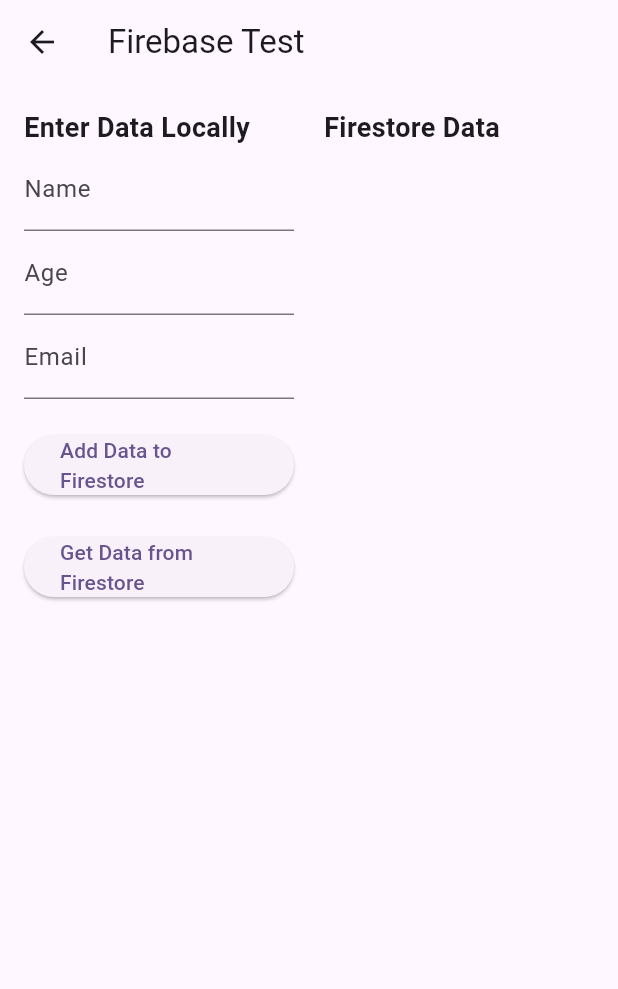
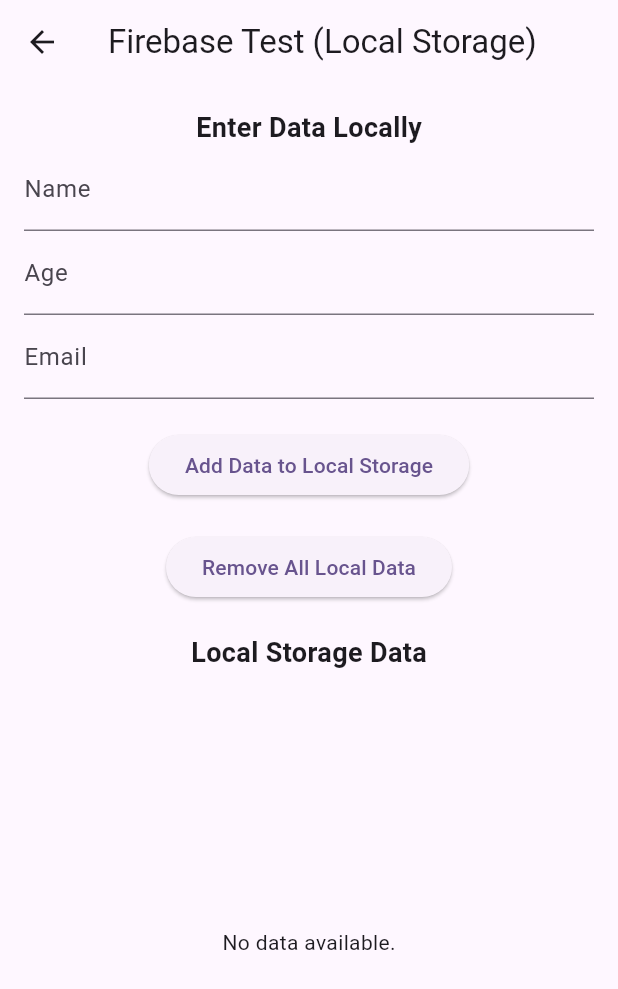
Before and after one commit to dangas2324/Pioneer-Senior-Project, a Flutter app: the FirebaseTest screen opened by its route, on a phone screen of 412 x 824 dp. Shown: the top 989 px of the screen. Run offline on Flutter 3.47's test engine with Material 3 defaults, Android fonts, the phone set to English and light mode, and no system bars; our stand-ins replace firebase_core, popover, shared_preferences; accounts and stored records are empty.

Commit message:
Local storage used

```diff
--- a/app/lib/screens/firebase_test.dart
+++ b/app/lib/screens/firebase_test.dart
@@ -1,10 +1,12 @@
-import 'package:cloud_firestore/cloud_firestore.dart';
 import 'package:flutter/material.dart';
+import 'package:shared_preferences/shared_preferences.dart';
+import 'dart:convert';
 
+// All logging should be removed after dry run presentation
 class FirebaseTest extends StatefulWidget {
   const FirebaseTest({super.key});
 
-  @override
+  @override //Create instance of this page for database testing
   _FirebaseTestState createState() => _FirebaseTestState();
 }
 
@@ -13,62 +15,104 @@ class _FirebaseTestState extends State<FirebaseTest> {
   final TextEditingController _ageController = TextEditingController();
   final TextEditingController _emailController = TextEditingController();
 
-  final CollectionReference users = FirebaseFirestore.instance.collection('users');
+  List<Map<String, dynamic>> _userData = []; //How data is referenced
+  bool _isLoading = false; //If the adding data is taking a while, a loading img will replace the button
 
-  // To store fetched user data
-  List<Map<String, dynamic>> _userData = [];
+  @override
+  void initState() {
+    super.initState();
+    _loadData(); // Load data when the app starts
+  }
 
-  // Add data to Firestore
+  //Add the data to the database
   Future<void> addData() async {
-    try {
-      await users.add({
-        'name': _nameController.text,
-        'age': int.tryParse(_ageController.text) ?? 0,
-        'email': _emailController.text,
+    final name = _nameController.text;
+    final age = int.tryParse(_ageController.text) ?? 0;
+    final email = _emailController.text;
+
+    if (name.isNotEmpty && email.isNotEmpty) {
+      setState(() {
+        _isLoading = true;
       });
+
+      print('Adding new data: name=$name, age=$age, email=$email');      // Log before adding new data
+
+      // Retrieve the current data to append new data to it
+      await _loadData();
+      final newUser = {'name': name, 'age': age, 'email': email};
+      _userData.add(newUser);
+
+      print('Data to save: $_userData');      // Log the data before saving it
+
+      // Save updated data
+      await _saveData();
+
+      // Clear input fields
       _nameController.clear();
       _ageController.clear();
       _emailController.clear();
-    } catch (e) {
-      print('Error adding data: $e');
+
+      setState(() {
+        _isLoading = false;
+      });
     }
   }
 
-  // Retrieve data from Firestore (called when the button is pressed)
-  Future<void> fetchData() async {
-    try {
-      QuerySnapshot snapshot = await users.get();
+  Future<void> _saveData() async {
+    final prefs = await SharedPreferences.getInstance();
+    final userDataJson = jsonEncode(_userData);
+
+    print('Saving data to SharedPreferences: $userDataJson');    // Log before saving
+
+    await prefs.setString('userData', userDataJson); //Stores JSON data under 'userData' section
+
+    print('Data saved successfully');    // Log after saving
+  }
+
+  //Loads all data from local storage
+  Future<void> _loadData() async {
+    final prefs = await SharedPreferences.getInstance();
+    final userDataJson = prefs.getString('userData');
+    if (userDataJson != null) {
+      print('Data loaded from SharedPreferences: $userDataJson');      // Log when data is loaded successfully
+
       setState(() {
-        _userData = snapshot.docs
-            .map((doc) => {
-                  'name': doc['name'],
-                  'age': doc['age'],
-                  'email': doc['email'],
-                })
-            .toList();
+        _userData = List<Map<String, dynamic>>.from(jsonDecode(userDataJson));
       });
-    } catch (e) {
-      print('Error retrieving data: $e');
+    } else {
+      print('No data found in SharedPreferences');      // Log if no data is found in SharedPreferences (will happen after each flutter run)
+
+      setState(() {
+        _userData = [];
+      });
     }
+  }
+
+  // Remove all local data
+  Future<void> removeAllLocalData() async {
+    final prefs = await SharedPreferences.getInstance();
+    await prefs.remove('userData');
+    setState(() {
+      _userData = [];
+    });
   }
 
   @override
   Widget build(BuildContext context) {
     return Scaffold(
+
       appBar: AppBar(
-        title: const Text('Firebase Test'),
+        title: const Text('Firebase Test (Local Storage)'),
       ),
+
       body: Padding(
         padding: const EdgeInsets.all(16.0),
-        child: Row(
+        child: Column(
           children: [
-            // Left side: Form to add local data
-            Expanded(
-              flex: 1,
-              child: Column(
-                crossAxisAlignment: CrossAxisAlignment.start,
-                children: [
-                  const Text('Enter Data Locally', style: TextStyle(fontSize: 18, fontWeight: FontWeight.bold)),
+            const Text(
+              'Enter Data Locally',
+              style: TextStyle(fontSize: 18, fontWeight: FontWeight.bold),
+            ),
             TextField(
               controller: _nameController,
               decoration: const InputDecoration(labelText: 'Name'),
@@ -84,43 +128,47 @@ class _FirebaseTestState extends State<FirebaseTest> {
             ),
             const SizedBox(height: 20),
             ElevatedButton(
-                    onPressed: addData,
-                    child: const Text('Add Data to Firestore'),
+              onPressed: _isLoading ? null : addData,
+              child: _isLoading
+                  ? const CircularProgressIndicator(color: Colors.white)
+                  : const Text('Add Data to Local Storage'),
             ),
             const SizedBox(height: 20),
             ElevatedButton(
-                    onPressed: fetchData, // Data is fetched only when this button is pressed
-                    child: const Text('Get Data from Firestore'),
+              onPressed: removeAllLocalData,
+              child: const Text('Remove All Local Data'),
             ),
-                ],
+            const SizedBox(height: 20),
+            const Text(
+              'Local Storage Data',
+              style: TextStyle(fontSize: 18, fontWeight: FontWeight.bold),
             ),
-            ),
-            const SizedBox(width: 20),
-            // Right side: Display data from Firestore
+
             Expanded(
-              flex: 1,
-              child: Column(
-                crossAxisAlignment: CrossAxisAlignment.start,
-                children: [
-                  const Text('Firestore Data', style: TextStyle(fontSize: 18, fontWeight: FontWeight.bold)),
-                  Expanded(
-                    child: ListView.builder(
+              child: _isLoading
+                  ? const Center(child: CircularProgressIndicator())
+                  : _userData.isEmpty
+                      ? const Center(child: Text('No data available.'))
+                      : ListView.builder(
                           itemCount: _userData.length,
                           itemBuilder: (context, index) {
                             final user = _userData[index];
+
+                            print( //Log the user data that is being displayed
+                                'Displaying user data: ${user['name']}, ${user['age']}, ${user['email']}');
+
                             return Card(
                               margin: const EdgeInsets.symmetric(vertical: 8.0),
                               child: ListTile(
                                 title: Text(user['name']),
-                            subtitle: Text('Age: ${user['age']}\nEmail: ${user['email']}'),
+                                subtitle: Text(
+                                    'Age: ${user['age']}\nEmail: ${user['email']}'),
                               ),
                             );
                           },
                         ),
             ),
-                ],
-              ),
-            ),
+
           ],
         ),
       ),
--- a/app/pubspec.yaml
+++ b/app/pubspec.yaml
@@ -39,6 +39,7 @@ dependencies:
   firebase_core: ^3.7.0
   cloud_firestore: ^5.4.5
   firebase_auth: ^5.3.2
+  shared_preferences: ^2.0.8
 
 dev_dependencies:
   flutter_test:
```
Also changed, not shown: app/lib/screens/start_page.dart (+0 -14 lines), app/lib/widgets/Menu/menu_items.dart (+9 -0 lines), app/pubspec.lock, 3 other files. Lines whose indentation alone changed are shown as unchanged.
